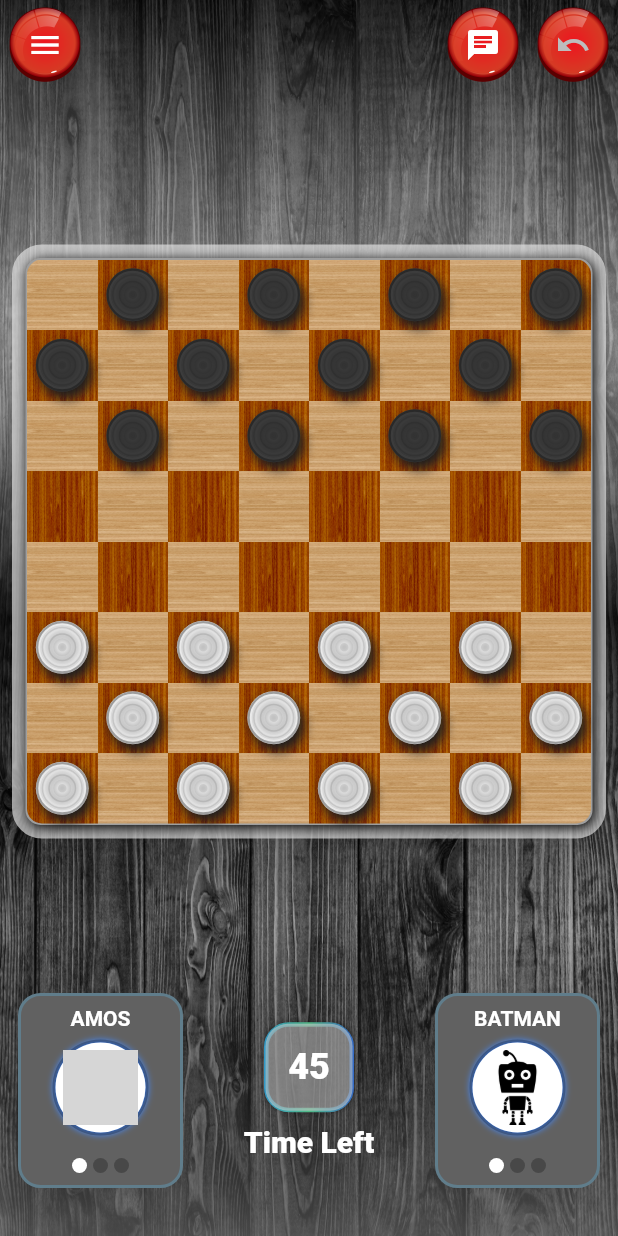
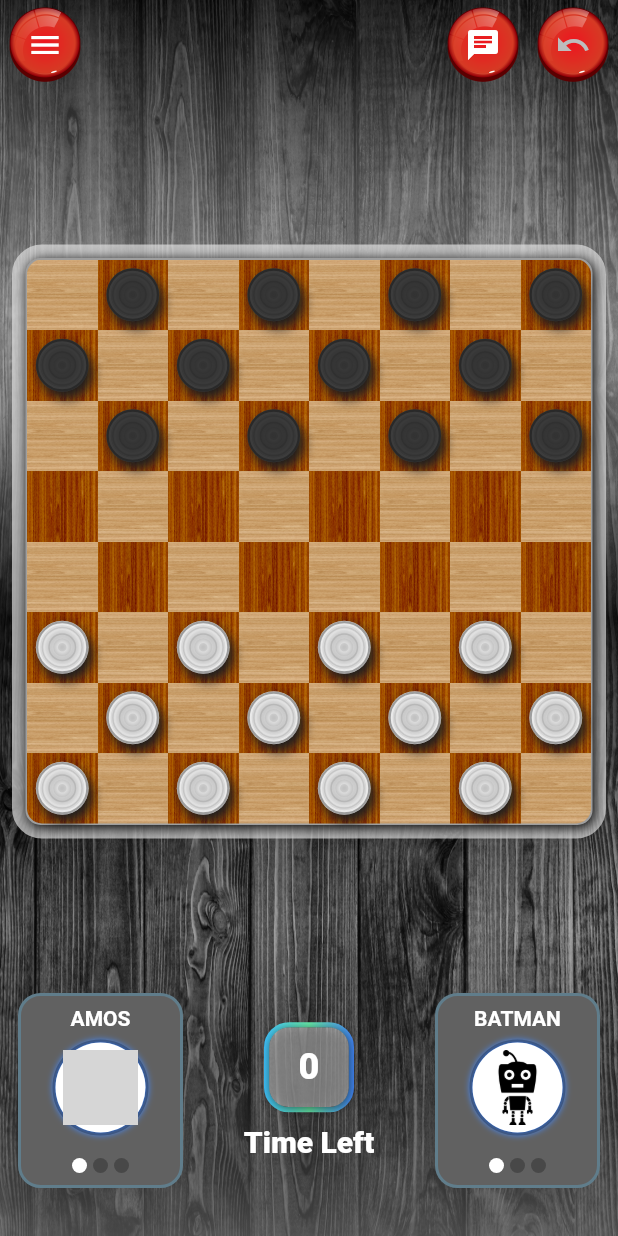
Before and after one commit to amospdev/CheckersGame, a Flutter app: the screen it shows after launch, on a phone screen of 412 x 824 dp. Run offline on Flutter 3.47's test engine with Material 2 defaults, Android fonts, the phone set to English and light mode, and no system bars; drawn by our look-alikes of page_view_dot_indicator; our stand-ins replace flutter_animate, flutter_svg, lottie; grey boxes are pictures that could not be loaded.

```diff
--- a/lib/game_view_model.dart
+++ b/lib/game_view_model.dart
@@ -18,13 +18,19 @@ class GameViewModel extends ChangeNotifier {
   final Set<String> _markedKings = {};
   PawnsOperation pawnsOperation = PawnsOperation();
 
-  ValueNotifier<StatusGame> gameStatus = ValueNotifier(StatusGame());
+  static const int TURN_TIME_LIMIT = 6;
 
-  ValueNotifier<PawnStatus> _blackPawnStatus = ValueNotifier(PawnStatus());
+  final ValueNotifier<int> _turnTimerText = ValueNotifier(TURN_TIME_LIMIT - 1);
+
+  ValueNotifier<int> get turnTimerText => _turnTimerText;
+
+  final ValueNotifier<PawnStatus> _blackPawnStatus =
+      ValueNotifier(PawnStatus());
 
   ValueNotifier<PawnStatus> get blackPawnStatus => _blackPawnStatus;
 
-  ValueNotifier<PawnStatus> _whitePawnStatus = ValueNotifier(PawnStatus());
+  final ValueNotifier<PawnStatus> _whitePawnStatus =
+      ValueNotifier(PawnStatus());
 
   ValueNotifier<PawnStatus> get whitePawnStatus => _whitePawnStatus;
 
@@ -57,18 +63,40 @@ class GameViewModel extends ChangeNotifier {
     _initializeGame(_checkersBoard);
   }
 
+  Timer? turnTimer;
+
   void _initializeGame(CheckersBoard checkersBoard) {
     checkersBoard.init();
     _setCheckersBoard(checkersBoard.board);
     _setCurrentPlayer(checkersBoard.player);
     _pawns.addAll(checkersBoard.pawns);
     _setGameStatus();
+
+    _startOrRestartTimer();
+  }
+
+  void _startOrRestartTimer() {
+    // Cancel the existing timer if it's not null
+    turnTimer?.cancel();
+
+    // Create a new timer that runs a function every 1 second
+    turnTimer = Timer.periodic(Duration(seconds: 1), (Timer timer) {
+      int timerTime = timer.tick;
+
+      print('VM Timer tick: ${timerTime.toString()}');
+
+      _turnTimerText.value = (TURN_TIME_LIMIT - timerTime);
+
+      if (timerTime == TURN_TIME_LIMIT) {
+        print('VM Timer END');
+        turnTimer?.cancel();
+      }
+    });
   }
 
   void _setGameStatus() {
-    StatusGame summarizerPawns = pawnsOperation
-        .pawnsSummarize(_checkersBoard.board, _checkersBoard.player);
-
+    StatusGame summarizerPawns = pawnsOperation.pawnsSummarize(
+        _checkersBoard.board, _checkersBoard.player);
 
     print("VM _setGameStatus");
 
@@ -160,16 +188,8 @@ class GameViewModel extends ChangeNotifier {
       _currentPlayer = currentPlayer;
 
   void _nextTurn() {
-    // bool protectedColumnArea =
-    //     Evaluator().protectedColumnArea(_pathPawn.endCell.column);
+    _startOrRestartTimer();
 
-    // double value = Evaluator().evaluate(_checkersBoard.player == CellType.WHITE,
-    //     _checkersBoard.board, _checkersBoard, _checkersBoard.player);
-    // bool isProtected =
-    //     Evaluator().vulnerablePawns(_checkersBoard.player, );
-
-    // print("VM NEXT TURN isProtected: $isProtected");
-    // print("VM NEXT TURN value: $value");
     _clearDataNextTurnState();
     _checkersBoard.nextTurn();
     _setCurrentPlayer(_checkersBoard.player);
--- a/lib/settings_repo.dart
+++ b/lib/settings_repo.dart
@@ -1,11 +1,11 @@
 import 'package:untitled/enum/game_mode_types.dart';
 
 class SettingsRepository {
-  GameMode _gameMode = GameMode.OFFLINE_MODE;
+  GameMode _gameMode = GameMode.AI_MODE;
 
   GameMode get gameMode => _gameMode;
 
-  int _depthLevel = 3;
+  int _depthLevel = 9;
 
   int get depthLevel => _depthLevel;
 
--- a/lib/ui/widgets/timer/timer.dart
+++ b/lib/ui/widgets/timer/timer.dart
@@ -1,13 +1,16 @@
 import 'package:flutter/material.dart';
+import 'package:provider/provider.dart';
+import 'package:untitled/game_view_model.dart';
 import 'package:untitled/ui/gradient_stroke_painter.dart';
 
 class TurnTimer extends StatelessWidget {
   const TurnTimer({super.key});
 
   @override
-  Widget build(BuildContext context) => _timer();
+  Widget build(BuildContext context) =>
+      _timer(gameViewModel: Provider.of<GameViewModel>(context, listen: false));
 
-  Widget _timer() {
+  Widget _timer({required GameViewModel gameViewModel}) {
     return Column(
       children: [
         Stack(
@@ -18,7 +21,7 @@ class TurnTimer extends StatelessWidget {
               height: 60,
               child: CustomPaint(
                 painter: GradientStrokePainter(
-                  strokeWidth: 3, // Adjust the stroke width as needed
+                  strokeWidth: 3.5, // Adjust the stroke width as needed
                   gradient: const LinearGradient(
                     colors: [
                       Colors.lightBlueAccent,
@@ -30,28 +33,33 @@ class TurnTimer extends StatelessWidget {
                 ),
               ),
             ),
-            Container(
-              width: 58,
-              height: 58,
+            ValueListenableBuilder<int>(
+              valueListenable: gameViewModel.turnTimerText,
+              builder: (ctx, time, _) {
+                return Container(
+                  width: 53,
+                  height: 53,
                   alignment: Alignment.center,
                   decoration: BoxDecoration(
                       color: Colors.grey.shade300.withOpacity(0.5),
-                  borderRadius: BorderRadius.circular(15),
+                      borderRadius: BorderRadius.circular(13),
                       boxShadow: [
                         BoxShadow(
-                      offset: const Offset(0, 0),
-                      blurRadius: 3,
-                      color: Colors.black.withOpacity(0.5),
+                          offset: const Offset(0.5, 1),
+                          blurRadius: 5,
+                          color: Colors.black.withOpacity(0.6),
                         )
                       ]),
-              child: const Text(
-                "45",
-                style: TextStyle(
+                  child: Text(
+                    time.toString(),
+                    style: const TextStyle(
                       color: Colors.white,
                       fontWeight: FontWeight.w800,
                       fontSize: 24,
                     ),
                   ),
+                );
+              },
             )
           ],
         ),
@@ -66,4 +74,20 @@ class TurnTimer extends StatelessWidget {
       ],
     );
   }
+
+  List<Color> interpolateColors(Color startColor, Color endColor, int steps) {
+    final double stepR = (endColor.red - startColor.red) / (steps - 1);
+    final double stepG = (endColor.green - startColor.green) / (steps - 1);
+    final double stepB = (endColor.blue - startColor.blue) / (steps - 1);
+
+    List<Color> colors = [];
+    for (int i = 0; i < steps; i++) {
+      int r = (startColor.red + stepR * i).round();
+      int g = (startColor.green + stepG * i).round();
+      int b = (startColor.blue + stepB * i).round();
+      colors.add(Color.fromARGB(255, r, g, b));
     }
+
+    return colors;
+  }
+}
```
Also changed, not shown: lib/main.dart (+0 -54 lines). Lines whose indentation alone changed are shown as unchanged.
